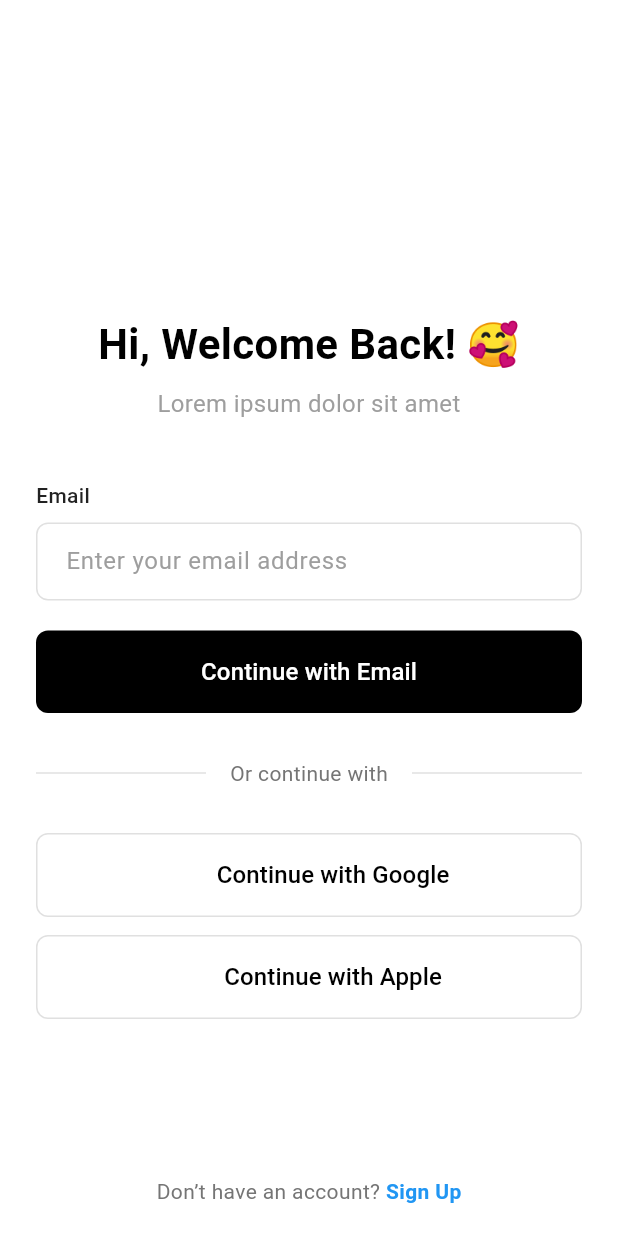
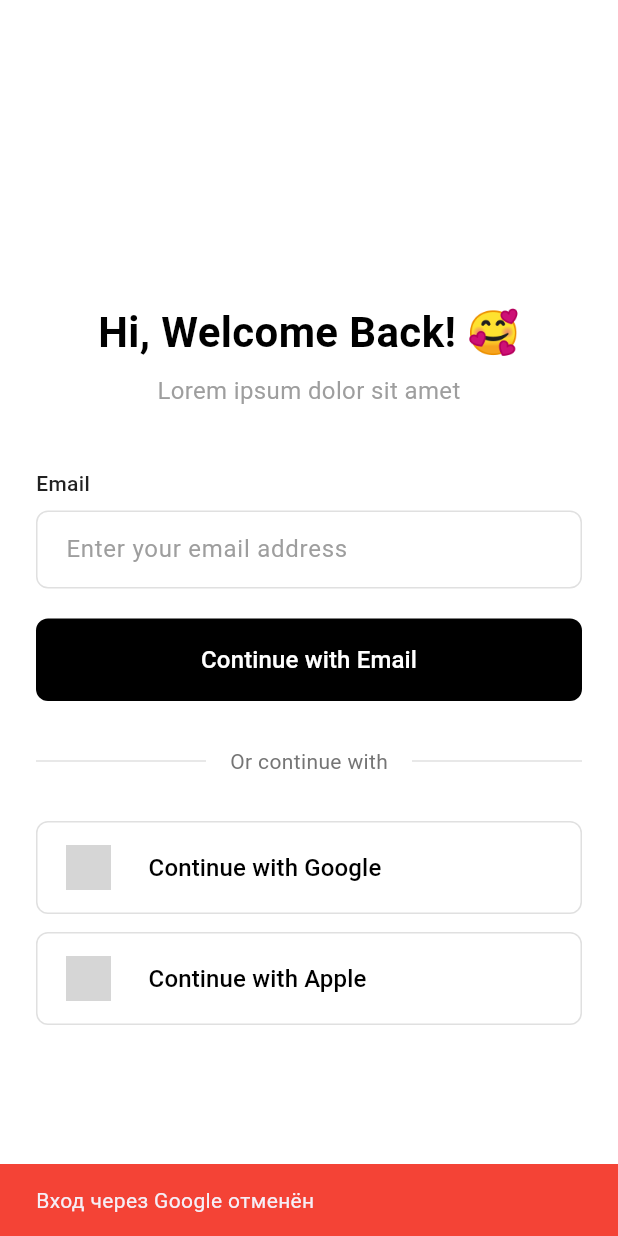
Before and after one commit to Nurtilekb/kvartant, a Flutter app: the screen it shows after launch, after a tap on "Пропустить", after a tap on "Continue with Google", on a phone screen of 412 x 824 dp. Run offline on Flutter 3.47's test engine with Material 3 defaults, Android fonts, the phone set to English and light mode, and no system bars; our stand-ins replace flutter_screenutil, google_sign_in, sign_in_with_apple; grey boxes are pictures that could not be loaded.

Commit message:
add sign-in functions

```diff
--- a/lib/sign_in.dart
+++ b/lib/sign_in.dart
@@ -1,8 +1,113 @@
 import 'package:flutter/material.dart';
+import 'package:google_sign_in/google_sign_in.dart';
+import 'package:sign_in_with_apple/sign_in_with_apple.dart';
 
-/// Точная копия экрана входа со скриншота.
-class ExactSignInScreen extends StatelessWidget {
+/// Экран входа с Google, Apple и регистрацией
+class ExactSignInScreen extends StatefulWidget {
   const ExactSignInScreen({super.key});
+
+  @override
+  State<ExactSignInScreen> createState() => _ExactSignInScreenState();
+}
+
+class _ExactSignInScreenState extends State<ExactSignInScreen> {
+  bool _isLoading = false;
+
+  // Вход через Google
+  Future<void> _signInWithGoogle() async {
+    if (_isLoading) return;
+
+    setState(() => _isLoading = true);
+
+    try {
+      final GoogleSignIn googleSignIn = GoogleSignIn(
+        scopes: ['email', 'profile'],
+      );
+
+      final GoogleSignInAccount? googleUser = await googleSignIn.signIn();
+
+      if (googleUser != null) {
+        // Успешный вход через Google
+        // Здесь можно получить данные пользователя:
+        // googleUser.email
+        // googleUser.displayName
+        // googleUser.photoUrl
+
+        if (mounted) {
+          _navigateToHome();
+        }
+      } else {
+        // Пользователь отменил вход
+        if (mounted) {
+          _showMessage('Вход через Google отменён');
+        }
+      }
+    } catch (e) {
+      if (mounted) {
+        _showMessage('Ошибка входа через Google: $e');
+      }
+    } finally {
+      if (mounted) {
+        setState(() => _isLoading = false);
+      }
+    }
+  }
+
+  // Вход через Apple
+  Future<void> _signInWithApple() async {
+    if (_isLoading) return;
+
+    setState(() => _isLoading = true);
+
+    try {
+      final credential = await SignInWithApple.getAppleIDCredential(
+        scopes: [
+          AppleIDAuthorizationScopes.fullName,
+          AppleIDAuthorizationScopes.email,
+        ],
+      );
+
+      // Если получены данные — вход успешен
+      if (credential.authorizationCode.isNotEmpty) {
+        // Здесь можно получить данные пользователя:
+        // credential.email
+        // credential.givenName
+        // credential.familyName
+
+        if (mounted) {
+          _navigateToHome();
+        }
+      }
+    } catch (e) {
+      if (mounted) {
+        _showMessage('Ошибка входа через Apple: $e');
+      }
+    } finally {
+      if (mounted) {
+        setState(() => _isLoading = false);
+      }
+    }
+  }
+
+  // Переход на главный экран
+  void _navigateToHome() {
+    Navigator.of(context).pushReplacementNamed('/home');
+  }
+
+  // Переход на экран регистрации
+  void _navigateToRegister() {
+    Navigator.of(context).pushNamed('/register');
+  }
+
+  // Показать сообщение
+  void _showMessage(String message) {
+    ScaffoldMessenger.of(context).showSnackBar(
+      SnackBar(
+        content: Text(message),
+        backgroundColor: Colors.red,
+      ),
+    );
+  }
 
   @override
   Widget build(BuildContext context) {
@@ -14,7 +119,7 @@ class ExactSignInScreen extends StatelessWidget {
           child: Column(
             crossAxisAlignment: CrossAxisAlignment.stretch,
             children: [
-              const Spacer(flex: 2), // Отступ сверху
+              const Spacer(flex: 2),
 
               // Приветственный заголовок
               const Text(
@@ -79,7 +184,10 @@ class ExactSignInScreen extends StatelessWidget {
 
               // Кнопка "Continue with Email"
               ElevatedButton(
-                onPressed: () {},
+                onPressed: () {
+                  // Переход на экран регистрации по email
+                  _navigateToRegister();
+                },
                 style: ElevatedButton.styleFrom(
                   backgroundColor: Colors.black,
                   foregroundColor: Colors.white,
@@ -115,9 +223,9 @@ class ExactSignInScreen extends StatelessWidget {
               ),
               const SizedBox(height: 30),
 
-              // Кнопка "Continue with Google" (с местом под иконку)
+              // Кнопка "Continue with Google"
               OutlinedButton(
-                onPressed: () {},
+                onPressed: _isLoading ? null : _signInWithGoogle,
                 style: OutlinedButton.styleFrom(
                   side: BorderSide(color: Colors.grey.shade300),
                   padding: const EdgeInsets.symmetric(vertical: 16),
@@ -127,12 +235,20 @@ class ExactSignInScreen extends StatelessWidget {
                   backgroundColor: Colors.white,
                 ),
                 child: Row(
-                  mainAxisSize: MainAxisSize.min,
                   children: [
-                    // Замените этот SizedBox на Icon нужного размера
-                    const SizedBox(
-                        width: 24, height: 24), // Placeholder для иконки Google
-                    const SizedBox(width: 8),
+                    SizedBox(
+                      width: 15,
+                    ),
+                    SizedBox(
+                      width: 40,
+                      child: Center(
+                        child: Image.asset(
+                            'assets/icons/google.png', // убедитесь, что путь правильный
+                            width: 30,
+                            height: 30),
+                      ),
+                    ),
+                    const SizedBox(width: 20),
                     const Text(
                       'Continue with Google',
                       style: TextStyle(fontSize: 16, color: Colors.black),
@@ -142,9 +258,9 @@ class ExactSignInScreen extends StatelessWidget {
               ),
               const SizedBox(height: 12),
 
-              // Кнопка "Continue with Apple" (с местом под иконку)
+              // Кнопка "Continue with Apple"
               OutlinedButton(
-                onPressed: () {},
+                onPressed: _isLoading ? null : _signInWithApple,
                 style: OutlinedButton.styleFrom(
                   side: BorderSide(color: Colors.grey.shade300),
                   padding: const EdgeInsets.symmetric(vertical: 16),
@@ -154,12 +270,20 @@ class ExactSignInScreen extends StatelessWidget {
                   backgroundColor: Colors.white,
                 ),
                 child: Row(
-                  mainAxisSize: MainAxisSize.min,
                   children: [
-                    // Замените этот SizedBox на Icon нужного размера
-                    const SizedBox(
-                        width: 24, height: 24), // Placeholder для иконки Apple
-                    const SizedBox(width: 8),
+                    SizedBox(
+                      width: 15,
+                    ),
+                    SizedBox(
+                      width: 40,
+                      child: Center(
+                        child: Image.asset(
+                            'assets/icons/apple.png', // убедитесь, что путь правильный
+                            width: 30,
+                            height: 30),
+                      ),
+                    ),
+                    const SizedBox(width: 20),
                     const Text(
                       'Continue with Apple',
                       style: TextStyle(fontSize: 16, color: Colors.black),
@@ -168,10 +292,11 @@ class ExactSignInScreen extends StatelessWidget {
                 ),
               ),
 
-              const Spacer(), // Прижимает нижний текст к низу
+              const Spacer(),
 
               // Строка "Don’t have an account? Sign Up"
               Row(
+                mainAxisSize: MainAxisSize.min,
                 mainAxisAlignment: MainAxisAlignment.center,
                 children: [
                   Text(
@@ -179,9 +304,7 @@ class ExactSignInScreen extends StatelessWidget {
                     style: TextStyle(color: Colors.grey.shade600, fontSize: 14),
                   ),
                   GestureDetector(
-                    onTap: () {
-                      // Здесь можно добавить переход на экран регистрации
-                    },
+                    onTap: _navigateToRegister,
                     child: const Text(
                       'Sign Up',
                       style: TextStyle(
@@ -193,7 +316,13 @@ class ExactSignInScreen extends StatelessWidget {
                   ),
                 ],
               ),
-              const SizedBox(height: 20), // Небольшой отступ от SafeArea
+              const SizedBox(height: 20),
+
+              // Индикатор загрузки
+              if (_isLoading)
+                const Center(
+                  child: CircularProgressIndicator(),
+                ),
             ],
           ),
         ),
```
